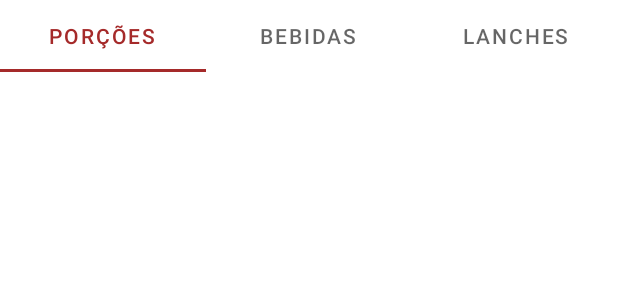
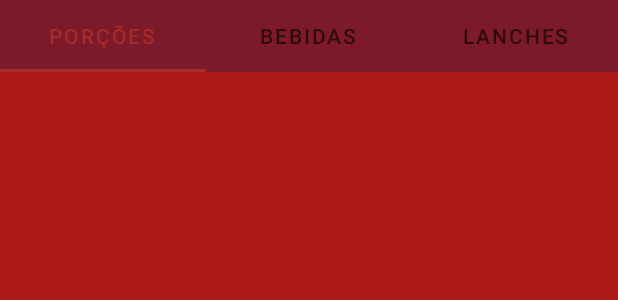
Before and after one commit to DaniloHY/FoodFast, an Android app: the layout menu_tab_bar_layout.xml on its own in the app's theme, with its tools: preview values and no code run, on a phone screen of 412 x 824 dp. Shown: the top 300 px of the screen. Run offline under Robolectric (Android 15) with nearby library versions, the phone set to English and light mode, and no system bars.

Commit message:
tab layout

```diff
--- a/app/src/main/AndroidManifest.xml
+++ b/app/src/main/AndroidManifest.xml
@@ -14,7 +14,12 @@
         tools:targetApi="31">
         <activity
             android:name=".MenuTabBar_Activity"
-            android:exported="false">
+            android:exported="true">
+            <intent-filter>
+                <action android:name="android.intent.action.MAIN" />
+
+                <category android:name="android.intent.category.LAUNCHER" />
+            </intent-filter>
             <meta-data
                 android:name="android.app.lib_name"
                 android:value="" />
@@ -22,11 +27,7 @@
         <activity
             android:name=".MenuBottomNavActivity"
             android:exported="true">
-            <intent-filter>
-                <action android:name="android.intent.action.MAIN" />
 
-                <category android:name="android.intent.category.LAUNCHER" />
-            </intent-filter>
 
             <meta-data
                 android:name="android.app.lib_name"
--- a/app/src/main/res/layout/menu_tab_bar_layout.xml
+++ b/app/src/main/res/layout/menu_tab_bar_layout.xml
@@ -1,5 +1,5 @@
 <?xml version="1.0" encoding="utf-8"?>
-<androidx.coordinatorlayout.widget.CoordinatorLayout xmlns:android="http://schemas.android.com/apk/res/android"
+<RelativeLayout xmlns:android="http://schemas.android.com/apk/res/android"
     xmlns:app="http://schemas.android.com/apk/res-auto"
     xmlns:tools="http://schemas.android.com/tools"
     android:layout_width="match_parent"
@@ -7,6 +7,7 @@
     tools:context=".MenuTabBar_Activity">
 
     <com.google.android.material.tabs.TabLayout
+        android:background="#7C1A29"
         android:id="@+id/idTabLayout"
         android:layout_width="match_parent"
         android:layout_height="wrap_content">
@@ -30,4 +31,13 @@
             android:text="Lanches" />
     </com.google.android.material.tabs.TabLayout>
 
-</androidx.coordinatorlayout.widget.CoordinatorLayout>
+    <FrameLayout
+        android:layout_below="@id/idTabLayout"
+        android:background="#AA1818"
+        android:id="@+id/idContainerTabLayout"
+        android:layout_width="match_parent"
+        android:layout_height="match_parent">
+
+    </FrameLayout>
+
+</RelativeLayout>
--- a/app/src/main/res/values/themes.xml
+++ b/app/src/main/res/values/themes.xml
@@ -3,7 +3,7 @@
     <style name="Theme.FoodFast" parent="Theme.MaterialComponents.DayNight.DarkActionBar">
         <!-- Primary brand color. -->
         <item name="colorPrimary">	#A52A2A</item>
-        <item name="colorPrimaryVariant">@color/purple_700</item>
+        <item name="colorPrimaryVariant">#FF4500</item>
         <item name="colorOnPrimary">#00008B</item>
         <!-- Secondary brand color. -->
         <item name="colorSecondary">@color/teal_200</item>
```
